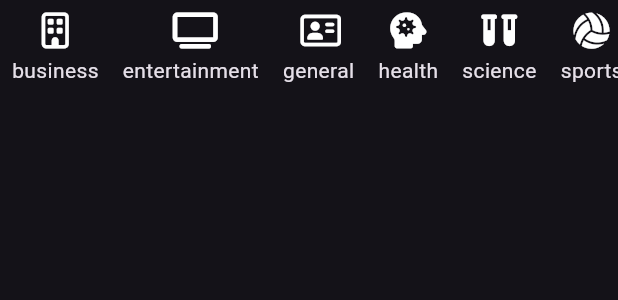
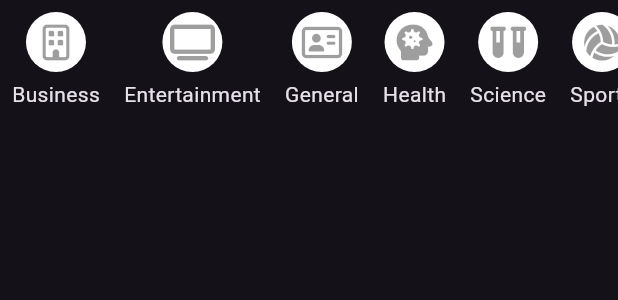
Before and after one commit to alexglzrys/flutter_news, a Flutter app: the _ListCategories widget shown alone on an empty page, opened directly, on a phone screen of 412 x 824 dp. Shown: the top 300 px of the screen. Run offline on Flutter 3.47's test engine with Material 3 defaults, Android fonts, the phone set to English and light mode, and no system bars; our stand-ins replace font_awesome_flutter; network calls fail.

Commit message:
pulir el menú de categorías

```diff
--- /dev/null
+++ b/lib/helpers/helpers.dart
@@ -0,0 +1,4 @@
+// Capitalizar textos
+String capitalize(String text) {
+  return '${text[0].toUpperCase()}${text.substring(1)}';
+}
--- a/lib/screens/tab_secondary_screen.dart
+++ b/lib/screens/tab_secondary_screen.dart
@@ -1,4 +1,6 @@
 import 'package:flutter/material.dart';
+import 'package:news_flutter_app/helpers/helpers.dart';
+import 'package:news_flutter_app/models/category_model.dart';
 import 'package:news_flutter_app/services/news_service.dart';
 import 'package:provider/provider.dart';
 
@@ -36,9 +38,10 @@ class _ListCategories extends StatelessWidget {
         return Padding(
           padding: const EdgeInsets.all(8.0),
           child: Column(children: [
-            Icon(categories[index].icon),
+            _IconCategory(category: categories[index]),
             const SizedBox(height: 5),
-            Text(categories[index].name)
+            // Usar un helper personalziado para capitalizar textos
+            Text(capitalize(categories[index].name))
           ]),
         );
       },
@@ -49,3 +52,32 @@ class _ListCategories extends StatelessWidget {
     );
   }
 }
+
+// Widget que personaliza la apariencia del icono de categoría
+class _IconCategory extends StatelessWidget {
+  const _IconCategory({
+    super.key,
+    required this.category,
+  });
+
+  final Category category;
+
+  @override
+  Widget build(BuildContext context) {
+    return GestureDetector(
+      child: Container(
+        width: 40,
+        height: 40,
+        decoration:
+            const BoxDecoration(shape: BoxShape.circle, color: Colors.white),
+        child: Icon(
+          category.icon,
+          color: Colors.black38,
+        ),
+      ),
+      onTap: () {
+        print(category.name);
+      },
+    );
+  }
+}
```
